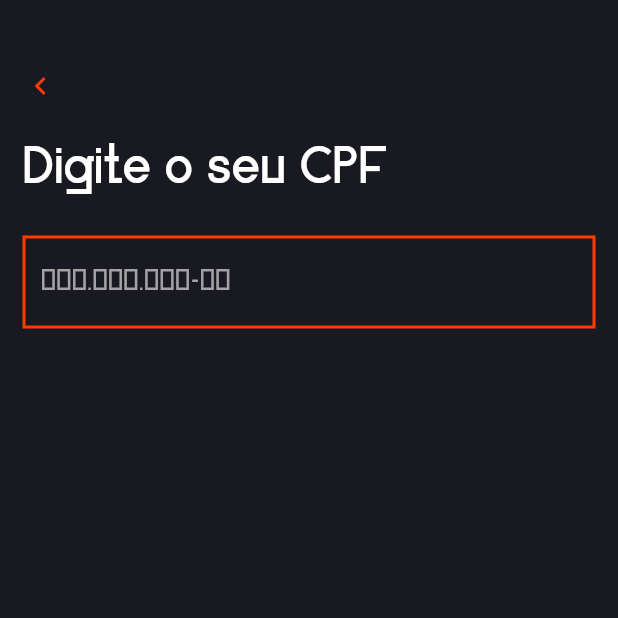
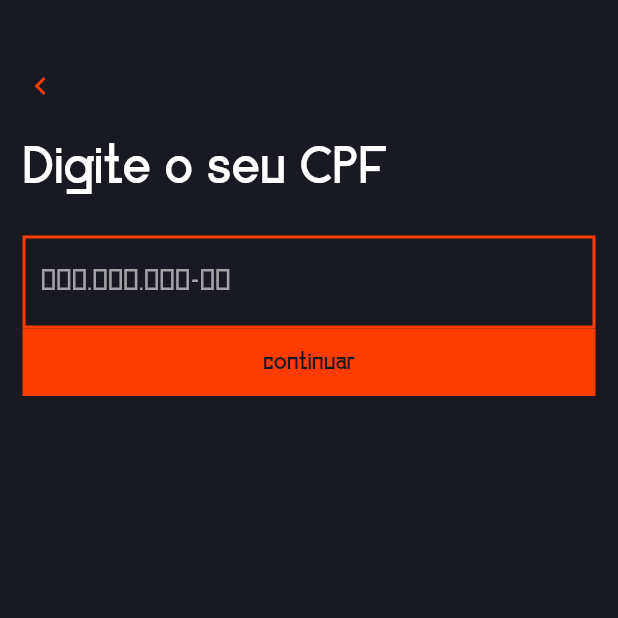
Before and after one commit to julianasalafia/PlayersBankRedesign, a Flutter app: the DocumentPage screen opened directly, on a phone screen of 412 x 824 dp, the top half of it. Run offline on Flutter 3.47's test engine with Material 2 defaults, Android fonts, the phone set to English and light mode, and no system bars.

Commit message:
[PB]: add continue button

```diff
--- a/lib/login/sign_up/document_page.dart
+++ b/lib/login/sign_up/document_page.dart
@@ -1,6 +1,9 @@
 import 'package:flutter/material.dart';
 import 'package:players_bank_redesign/shared/app_colors.dart';
 import 'package:players_bank_redesign/shared/constants.dart';
+import 'package:players_bank_redesign/widgets/main_button.dart';
+
+const continueButton = 'continuar';
 
 class DocumentPage extends StatelessWidget {
   const DocumentPage({super.key});
@@ -11,6 +14,8 @@ class DocumentPage extends StatelessWidget {
       body: Padding(
         padding: EdgeInsets.fromLTRB(15, 45, 15, 15),
         child: Column(
+          children: [
+            Column(
               crossAxisAlignment: CrossAxisAlignment.start,
               children: [
                 GestureDetector(
@@ -35,14 +40,24 @@ class DocumentPage extends StatelessWidget {
                       ),
                       focusedBorder: OutlineInputBorder(
                         borderRadius: BorderRadius.zero,
-                    borderSide: BorderSide(color: AppColors.orange, width: 2),
+                        borderSide:
+                            BorderSide(color: AppColors.orange, width: 2),
                       ),
                       enabledBorder: OutlineInputBorder(
                         borderRadius: BorderRadius.zero,
-                    borderSide: BorderSide(color: AppColors.orange, width: 2),
+                        borderSide:
+                            BorderSide(color: AppColors.orange, width: 2),
                       ),
                       hintText: '000.000.000-00'),
                   style: kEditTextStyle,
+                ),
+              ],
+            ),
+            Column(
+              crossAxisAlignment: CrossAxisAlignment.stretch,
+              children: [
+                MainButtonStyle(buttonText: continueButton, onPressed: () {}),
+              ],
             ),
           ],
         ),
--- a/lib/widgets/main_button.dart
+++ b/lib/widgets/main_button.dart
@@ -25,7 +25,9 @@ class MainButtonStyle extends StatelessWidget {
   Widget build(BuildContext context) {
     return Container(
       height: 45.0,
+      child: Material(
         color: AppColors.orange,
+        elevation: 0,
         child: TextButton(
           onPressed: () => _onPressed(context),
           child: Text(
@@ -33,6 +35,7 @@ class MainButtonStyle extends StatelessWidget {
             style: kMainButtonTextStyle,
           ),
         ),
+      ),
     );
   }
 }
```
Lines whose indentation alone changed are shown as unchanged.
